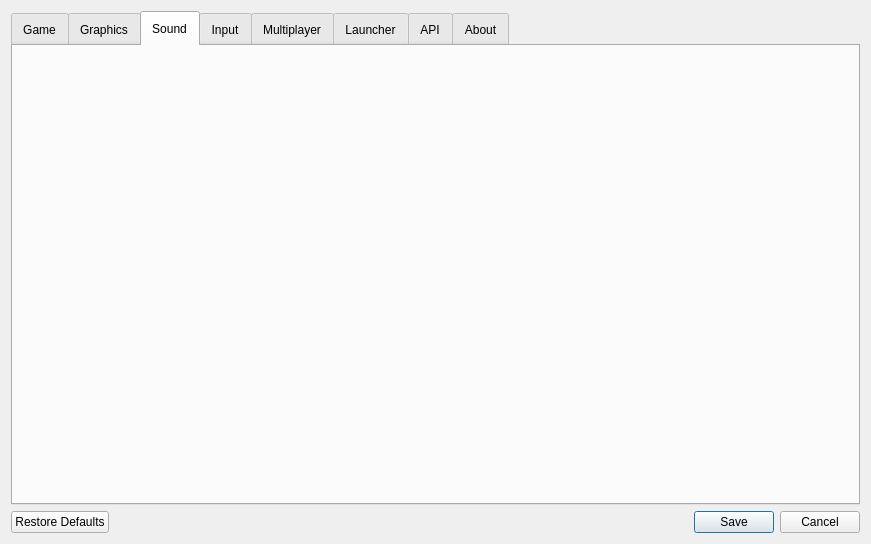
Qt form settingsdialog.ui (yani/keeperfx-launcher-qt) before a commit.
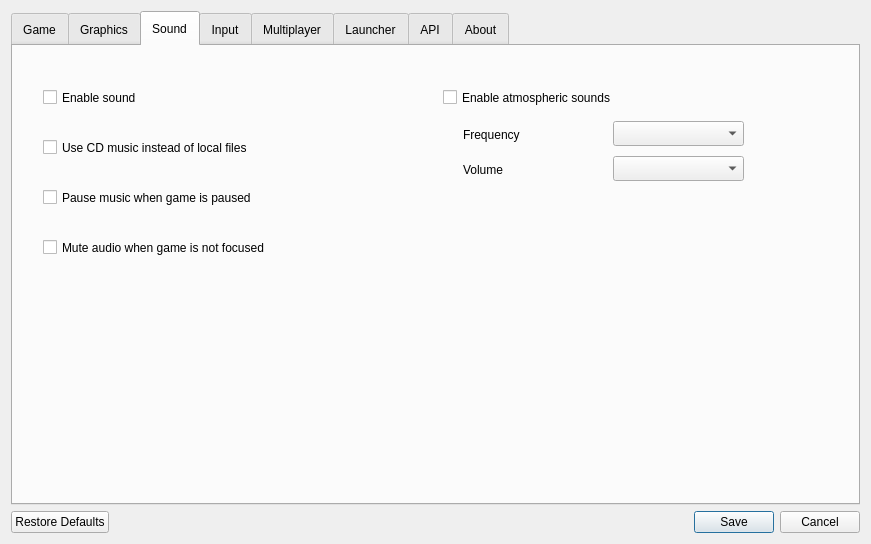
The same form after that commit. The open tabs and pages were chosen to show the change. Icons and pictures are not drawn.

Commit message: add start of sound page

Diff of the .ui file:
```diff
--- a/settingsdialog.ui
+++ b/settingsdialog.ui
@@ -678,6 +678,142 @@
       <attribute name="title">
        <string>Sound</string>
       </attribute>
+      <widget class="QCheckBox" name="checkBoxEnableSound">
+       <property name="geometry">
+        <rect>
+         <x>30</x>
+         <y>40</y>
+         <width>321</width>
+         <height>23</height>
+        </rect>
+       </property>
+       <property name="font">
+        <font>
+         <family>Arial</family>
+        </font>
+       </property>
+       <property name="text">
+        <string>Enable sound</string>
+       </property>
+      </widget>
+      <widget class="QCheckBox" name="checkBoxUseCDMusic">
+       <property name="geometry">
+        <rect>
+         <x>30</x>
+         <y>90</y>
+         <width>321</width>
+         <height>23</height>
+        </rect>
+       </property>
+       <property name="font">
+        <font>
+         <family>Arial</family>
+        </font>
+       </property>
+       <property name="text">
+        <string>Use CD music instead of local files</string>
+       </property>
+      </widget>
+      <widget class="QCheckBox" name="checkBoxPauseMusicWhenPaused">
+       <property name="geometry">
+        <rect>
+         <x>30</x>
+         <y>140</y>
+         <width>321</width>
+         <height>23</height>
+        </rect>
+       </property>
+       <property name="font">
+        <font>
+         <family>Arial</family>
+        </font>
+       </property>
+       <property name="text">
+        <string>Pause music when game is paused</string>
+       </property>
+      </widget>
+      <widget class="QCheckBox" name="checkBoxEnableAtmoSounds">
+       <property name="geometry">
+        <rect>
+         <x>430</x>
+         <y>40</y>
+         <width>321</width>
+         <height>23</height>
+        </rect>
+       </property>
+       <property name="font">
+        <font>
+         <family>Arial</family>
+        </font>
+       </property>
+       <property name="text">
+        <string>Enable atmospheric sounds</string>
+       </property>
+      </widget>
+      <widget class="QComboBox" name="comboBoxAtmoFrequency">
+       <property name="geometry">
+        <rect>
+         <x>600</x>
+         <y>75</y>
+         <width>131</width>
+         <height>25</height>
+        </rect>
+       </property>
+      </widget>
+      <widget class="QLabel" name="labelAtmoFrequency">
+       <property name="geometry">
+        <rect>
+         <x>450</x>
+         <y>80</y>
+         <width>101</width>
+         <height>17</height>
+        </rect>
+       </property>
+       <property name="text">
+        <string>Frequency</string>
+       </property>
+      </widget>
+      <widget class="QComboBox" name="comboBoxAtmoVolume">
+       <property name="geometry">
+        <rect>
+         <x>600</x>
+         <y>110</y>
+         <width>131</width>
+         <height>25</height>
+        </rect>
+       </property>
+      </widget>
+      <widget class="QLabel" name="labelAtmoVolume">
+       <property name="geometry">
+        <rect>
+         <x>450</x>
+         <y>115</y>
+         <width>101</width>
+         <height>17</height>
+        </rect>
+       </property>
+       <property name="text">
+        <string>Volume</string>
+       </property>
+      </widget>
+      <widget class="QCheckBox" name="checkBoxMuteAudioWhenNotFocused">
+       <property name="geometry">
+        <rect>
+         <x>30</x>
+         <y>190</y>
+         <width>321</width>
+         <height>23</height>
+        </rect>
+       </property>
+       <property name="font">
+        <font>
+         <family>Arial</family>
+        </font>
+       </property>
+       <property name="text">
+        <string>Mute audio when game is not focused</string>
+       </property>
+      </widget>
      </widget>
      <widget class="QWidget" name="tab4_input">
       <attribute name="title">
```
Left out of the diff: 8 changed lines with no effect on the pictures.
